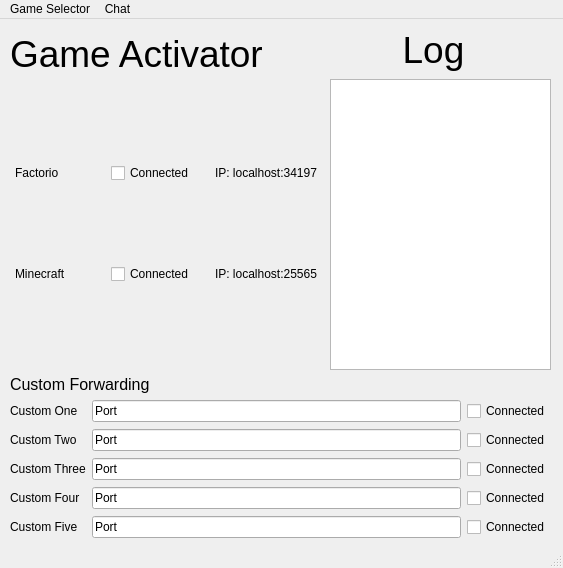
Old version of the form src/main/python/main.ui in the repository Mac898/MagmaGameClient.
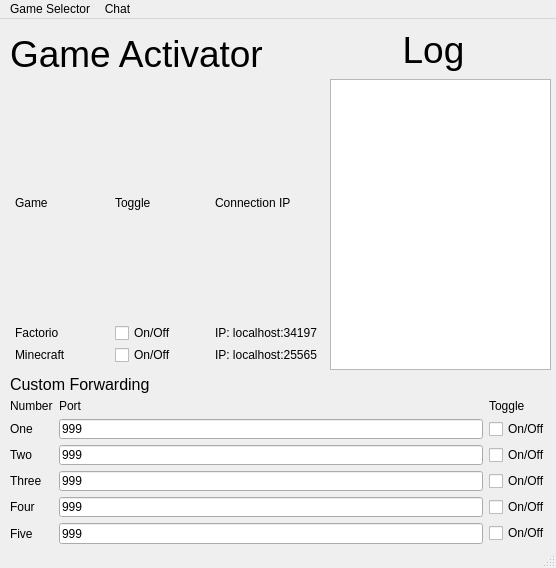
New version of the form.

Commit message: change UI slightly, finish adding customs

Diff of the .ui file:
```diff
--- a/src/main/python/main.ui
+++ b/src/main/python/main.ui
@@ -6,7 +6,7 @@
    <rect>
     <x>0</x>
     <y>0</y>
-    <width>563</width>
+    <width>556</width>
     <height>568</height>
    </rect>
   </property>
@@ -56,115 +56,136 @@
       <x>10</x>
       <y>380</y>
       <width>541</width>
-      <height>141</height>
+      <height>145</height>
      </rect>
     </property>
     <layout class="QGridLayout" name="gridLayout">
-     <item row="1" column="0">
-      <widget class="QLabel" name="label_6">
-       <property name="text">
-        <string>Custom Two</string>
-       </property>
-      </widget>
-     </item>
-     <item row="3" column="0">
-      <widget class="QLabel" name="label_8">
-       <property name="text">
-        <string>Custom Four</string>
-       </property>
-      </widget>
-     </item>
      <item row="4" column="0">
+      <widget class="QLabel" name="label_8">
+       <property name="text">
+        <string>Four</string>
+       </property>
+      </widget>
+     </item>
+     <item row="2" column="0">
+      <widget class="QLabel" name="label_6">
+       <property name="text">
+        <string>Two</string>
+       </property>
+      </widget>
+     </item>
+     <item row="3" column="2">
+      <widget class="QCheckBox" name="checkBox_3">
+       <property name="text">
+        <string>On/Off</string>
+       </property>
+      </widget>
+     </item>
+     <item row="5" column="0">
       <widget class="QLabel" name="label_9">
        <property name="text">
-        <string>Custom Five</string>
+        <string>Five</string>
        </property>
       </widget>
      </item>
-     <item row="0" column="2">
+     <item row="1" column="2">
       <widget class="QCheckBox" name="checkBox">
        <property name="text">
-        <string>Connected</string>
+        <string>On/Off</string>
        </property>
       </widget>
      </item>
-     <item row="2" column="2">
-      <widget class="QCheckBox" name="checkBox_3">
-       <property name="text">
-        <string>Connected</string>
-       </property>
-      </widget>
-     </item>
-     <item row="0" column="0">
+     <item row="1" column="0">
       <widget class="QLabel" name="label_5">
        <property name="text">
-        <string>Custom One</string>
+        <string>One</string>
        </property>
       </widget>
      </item>
-     <item row="4" column="2">
+     <item row="5" column="2">
       <widget class="QCheckBox" name="checkBox_5">
        <property name="text">
-        <string>Connected</string>
+        <string>On/Off</string>
        </property>
       </widget>
      </item>
-     <item row="3" column="2">
+     <item row="4" column="2">
       <widget class="QCheckBox" name="checkBox_4">
        <property name="text">
-        <string>Connected</string>
+        <string>On/Off</string>
        </property>
       </widget>
      </item>
-     <item row="1" column="2">
+     <item row="2" column="2">
       <widget class="QCheckBox" name="checkBox_2">
        <property name="text">
-        <string>Connected</string>
+        <string>On/Off</string>
        </property>
       </widget>
      </item>
-     <item row="2" column="0">
-      <widget class="QLabel" name="label_7">
-       <property name="text">
-        <string>Custom Three</string>
-       </property>
-      </widget>
-     </item>
-     <item row="0" column="1">
+     <item row="1" column="1">
       <widget class="QLineEdit" name="lineEdit">
        <property name="text">
-        <string>Port</string>
+        <string>999</string>
        </property>
       </widget>
      </item>
-     <item row="1" column="1">
+     <item row="2" column="1">
       <widget class="QLineEdit" name="lineEdit_2">
        <property name="text">
-        <string>Port</string>
+        <string>999</string>
        </property>
       </widget>
      </item>
-     <item row="2" column="1">
-      <widget class="QLineEdit" name="lineEdit_3">
+     <item row="3" column="0">
+      <widget class="QLabel" name="label_7">
        <property name="text">
-        <string>Port</string>
-       </property>
-      </widget>
-     </item>
-     <item row="3" column="1">
-      <widget class="QLineEdit" name="lineEdit_4">
-       <property name="text">
-        <string>Port</string>
+        <string>Three</string>
        </property>
       </widget>
      </item>
      <item row="4" column="1">
+      <widget class="QLineEdit" name="lineEdit_4">
+       <property name="text">
+        <string>999</string>
+       </property>
+      </widget>
+     </item>
+     <item row="3" column="1">
+      <widget class="QLineEdit" name="lineEdit_3">
+       <property name="text">
+        <string>999</string>
+       </property>
+      </widget>
+     </item>
+     <item row="5" column="1">
       <widget class="QLineEdit" name="lineEdit_5">
        <property name="text">
+        <string>999</string>
+       </property>
+      </widget>
+     </item>
+     <item row="0" column="0">
+      <widget class="QLabel" name="label_11">
+       <property name="text">
+        <string>Number</string>
+       </property>
+      </widget>
+     </item>
+     <item row="0" column="1">
+      <widget class="QLabel" name="label_12">
+       <property name="text">
         <string>Port</string>
        </property>
       </widget>
      </item>
+     <item row="0" column="2">
+      <widget class="QLabel" name="label_13">
+       <property name="text">
+        <string>Toggle</string>
+       </property>
+      </widget>
+     </item>
     </layout>
    </widget>
    <widget class="QTextBrowser" name="textBrowser">
@@ -226,48 +247,69 @@
      <property name="verticalSpacing">
       <number>2</number>
      </property>
-     <item row="1" column="1">
+     <item row="2" column="1">
       <widget class="QCheckBox" name="minecraftCheckBox">
        <property name="text">
-        <string>Connected</string>
+        <string>On/Off</string>
        </property>
       </widget>
      </item>
-     <item row="0" column="0">
+     <item row="1" column="1">
+      <widget class="QCheckBox" name="factorioCheckBox">
+       <property name="text">
+        <string>On/Off</string>
+       </property>
+      </widget>
+     </item>
+     <item row="1" column="0">
       <widget class="QLabel" name="factorioLabel">
        <property name="text">
         <string>Factorio</string>
        </property>
       </widget>
      </item>
-     <item row="0" column="1">
-      <widget class="QCheckBox" name="factorioCheckBox">
-       <property name="text">
-        <string>Connected</string>
-       </property>
-      </widget>
-     </item>
-     <item row="1" column="0">
-      <widget class="QLabel" name="minecraftLabel">
-       <property name="text">
-        <string>Minecraft</string>
-       </property>
-      </widget>
-     </item>
-     <item row="0" column="2">
+     <item row="1" column="2">
       <widget class="QLabel" name="label_2">
        <property name="text">
         <string>IP: localhost:34197</string>
        </property>
       </widget>
      </item>
-     <item row="1" column="2">
+     <item row="2" column="2">
       <widget class="QLabel" name="label_3">
        <property name="text">
         <string>IP: localhost:25565</string>
        </property>
       </widget>
      </item>
+     <item row="2" column="0">
+      <widget class="QLabel" name="minecraftLabel">
+       <property name="text">
+        <string>Minecraft</string>
+       </property>
+      </widget>
+     </item>
+     <item row="0" column="0">
+      <widget class="QLabel" name="label_14">
+       <property name="text">
+        <string>Game</string>
+       </property>
+      </widget>
+     </item>
+     <item row="0" column="1">
+      <widget class="QLabel" name="label_15">
+       <property name="text">
+        <string>Toggle</string>
+       </property>
+      </widget>
+     </item>
+     <item row="0" column="2">
+      <widget class="QLabel" name="label_16">
+       <property name="text">
+        <string>Connection IP</string>
+       </property>
+      </widget>
+     </item>
     </layout>
    </widget>
   </widget>
@@ -276,7 +318,7 @@
     <rect>
      <x>0</x>
      <y>0</y>
-     <width>563</width>
+     <width>556</width>
      <height>21</height>
     </rect>
    </property>
```
The commit also changes 6 other files.
